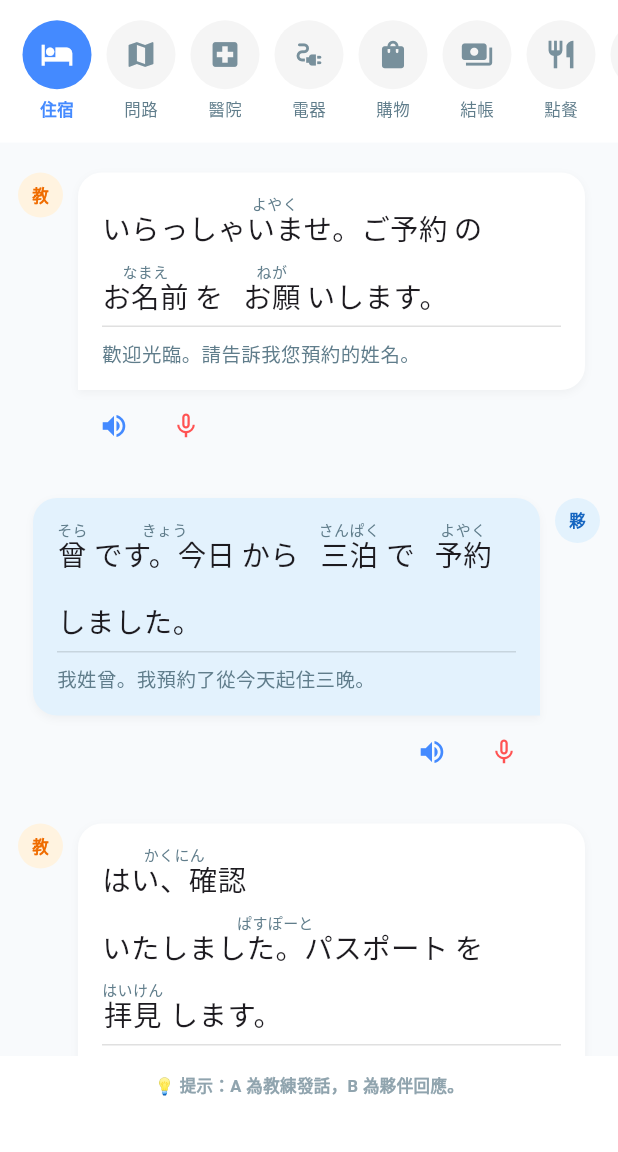
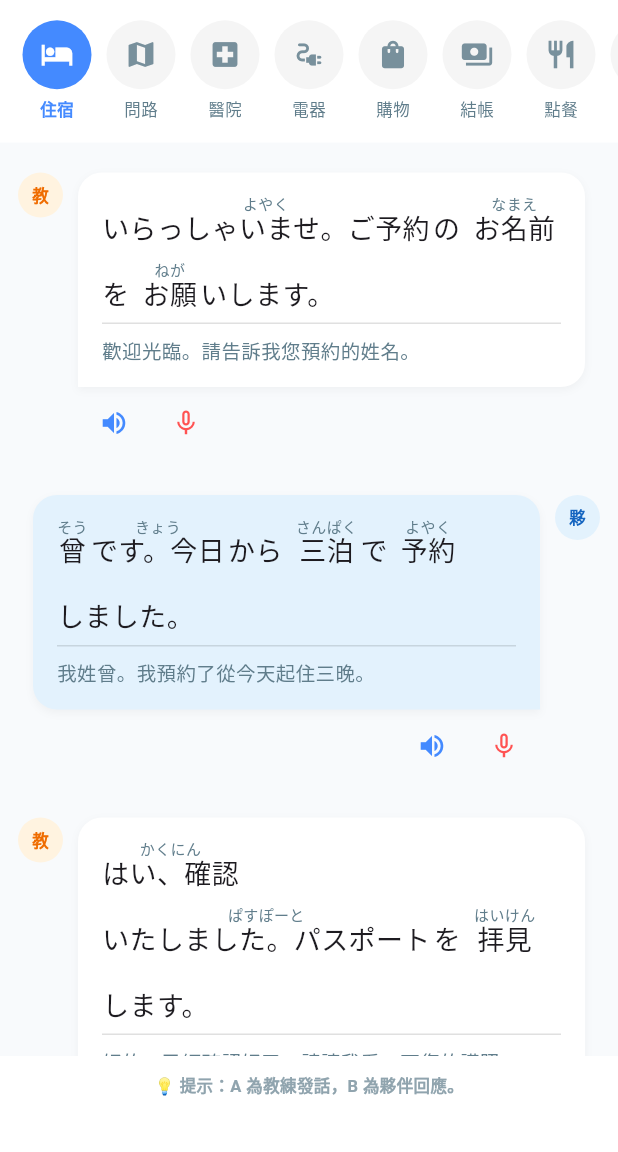
Before and after one commit to pakerm08200704-prog/SoraTalk-V2, a Flutter app: the screen it shows after launch, on a phone screen of 412 x 824 dp, the part 84-1236 px from its top. Run offline on Flutter 3.47's test engine with Material 3 defaults, Android fonts, the phone set to English and light mode, and no system bars; our stand-ins replace audioplayers, flutter_tts; missing offline and left inert: record.

Commit message:
Update: 修正 10 單元日文語法與漢字垂直對齊優化

```diff
--- a/lib/screens/chat_screen.dart
+++ b/lib/screens/chat_screen.dart
@@ -7,14 +7,14 @@ import 'package:record/record.dart';
 
 void main() => runApp(const MaterialApp(debugShowCheckedModeBanner: false, home: ChatScreen()));
 
-// --- 10 大題庫：內容高度完整，文法校正版 ---
+// --- 夥伴精校版 10 大題庫資料 ---
 final Map<String, List<Map<String, List<Map<String, String>>>>> dialogueData = {
   '🏨 住宿': [{'lines': [
     {'role': 'A', 'japanese': 'いらっしゃいませ。ご予約[よやく]の お名前[なまえ]を お願[ねが]いします。', 'chinese': '歡迎光臨。請告訴我您預約的姓名。'},
-    {'role': 'B', 'japanese': '曾[そら]です。今日[きょう]から 三泊[さんぱく]で 予約[よやく]しました。', 'chinese': '我姓曾。我預約了從今天起住三晚。'},
+    {'role': 'B', 'japanese': '曾[そう]です。今日[きょう]から 三泊[さんぱく]で 予約[よやく]しました。', 'chinese': '我姓曾。我預約了從今天起住三晚。'},
     {'role': 'A', 'japanese': 'はい、確認[かくにん]いたしました。パスポート[ぱすぽーと]を 拝見[はいけん]します。', 'chinese': '好的，已經確認好了。請讓我看一下您的護照。'},
     {'role': 'B', 'japanese': 'はい、どうぞ。Wi-Fi[わいふぁい]の パスワード[ぱすわーど]は どこに ありますか。', 'chinese': '好的，請。請問 Wi-Fi 密碼在哪裡呢？'},
-    {'role': 'A', 'japanese': 'お部屋[へや]の カードキー[かーどきー]に 書[か]いて あります。ごゆっくり どうぞ。', 'chinese': '寫在房間的房卡上。請慢用。'},
+    {'role': 'A', 'japanese': 'お部屋[おへや]の カードキー[かーどきー]に 書[か]いて あります。ごゆっくり どうぞ。', 'chinese': '寫在房間的房卡上。請慢用。'},
   ]}],
   '📍 問路': [{'lines': [
     {'role': 'A', 'japanese': 'こんにちは。何[なに]か お困[こま]りですか。', 'chinese': '妳好。有什麼困難嗎？'},
@@ -27,7 +27,7 @@ final Map<String, List<Map<String, List<Map<String, String>>>>> dialogueData = {
     {'role': 'A', 'japanese': 'どうしましたか。どこが 痛[いた]いですか。', 'chinese': '怎麼了呢？哪裡不舒服呢？'},
     {'role': 'B', 'japanese': '昨日[きのう]から 熱[ねつ]が あって、喉[のど]も 痛[いた]いです。', 'chinese': '從昨天開始發燒，喉嚨也很痛。'},
     {'role': 'A', 'japanese': 'そうですか。検査[けんさ]を しましょう。', 'chinese': '這樣啊。我們來做一下檢查吧。'},
-    {'role': 'B', 'japanese': 'はい、お願[ねが]いします。強[つよ]い 薬[くすり]は 飲[の]みたくないです。', 'chinese': '好的，拜託了。我不想吃太強的藥。'},
+    {'role': 'B', 'japanese': 'はい、お願[ね加]いします。強[つよ]い 藥[くすり]は 飲[の]みたくないです。', 'chinese': '好的，拜託了。我不想吃太強的藥。'},
     {'role': 'A', 'japanese': 'わかりました。弱[よわ]い 薬[くすり]を 出[だ]しますね。お大事[だいじ]に。', 'chinese': '明白了。我開比較溫和的藥給你。請保重。'},
   ]}],
   '⚡ 電器': [{'lines': [
@@ -47,7 +47,7 @@ final Map<String, List<Map<String, List<Map<String, String>>>>> dialogueData = {
   '💳 結帳': [{'lines': [
     {'role': 'A', 'japanese': 'いらっしゃいませ。お会計[かいけい]、お願[ねが]いします。', 'chinese': '歡迎光臨。麻煩結帳。'},
     {'role': 'B', 'japanese': 'はい。カード[かーど]で 払[はら]っても いいですか。', 'chinese': '好的。可以用信用卡付錢嗎？'},
-    {'role': 'A', 'japanese': 'はい、使[つか]えますよ。レシート[れしーと]は 必要[ひつよう]ですか。', 'chinese': '是的，可以使用喔。需要收據嗎？'},
+    {'role': 'A', 'japanese': 'はい、使[つか]えますよ。レシート[れしーート]は 必要[ひつよう]ですか。', 'chinese': '是的，可以使用喔。需要收據嗎？'},
     {'role': 'B', 'japanese': 'はい、お願[ねが]いします。袋[ふくろ]も 一[ひと]つ ください。', 'chinese': '是的，拜託了。也請給我一個袋子。'},
     {'role': 'A', 'japanese': '全部[ぜんぶ]で 四千五百円[よんせんごひゃくえん]です。', 'chinese': '總共是 4,500 日圓。'},
   ]}],
@@ -55,7 +55,7 @@ final Map<String, List<Map<String, List<Map<String, String>>>>> dialogueData = {
     {'role': 'A', 'japanese': 'いらっしゃいませ。ご注文[ちゅうもん]は お決[き]まりですか。', 'chinese': '歡迎光臨。請問決定好餐點了嗎？'},
     {'role': 'B', 'japanese': 'はい。ラーメン[らーめん] 二[ふた]つと 餃子[ぎょうざ]を お願[ねが]いします。', 'chinese': '是的。麻煩給我兩份拉麵和一份餃子。'},
     {'role': 'A', 'japanese': 'かしこまりました。お飲み物[のみもの]は いかがですか。', 'chinese': '我知道了。請問需要飲料嗎？'},
-    {'role': 'B', 'japanese': 'いいえ、結構[けっこう]です。お水[みず]を ください。', 'chinese': '不用了，謝謝。請給我白開水。'},
+    {'role': 'B', 'japanese': 'いいえ、結構[けっこう]です。お水[おみず]を ください。', 'chinese': '不用了，謝謝。請給我白開水。'},
   ]}],
   '✈️ 機場': [{'lines': [
     {'role': 'A', 'japanese': '次[つぎ]の 方[かた]、どうぞ。入国[にゅうこく]の 目的[もくてき]は 何[なん]ですか。', 'chinese': '下一位請。入境目的是什麼？'},
@@ -68,12 +68,12 @@ final Map<String, List<Map<String, List<Map<String, String>>>>> dialogueData = {
     {'role': 'A', 'japanese': '曾[そら]さん、昨日[きのう]の 宿題[しゅくだい]を 出[だ]して ください。', 'chinese': '曾先生，請交昨天的作業。'},
     {'role': 'B', 'japanese': '先生[せんせい]、すみません。家[いえ]に 忘[わす]れて しまいました。', 'chinese': '老師，對不起。我不小心忘在家裡了。'},
     {'role': 'A', 'japanese': '困[こま]りましたね。今日[きょう]の 午後[ごご] 持[も]って 来[き]て ください。', 'chinese': '這下麻煩了呢。請今天下午帶過來。'},
-    {'role': 'B', 'japanese': 'はい、わかりました。休み時間[やすみじかん]に 取[と]りに 帰り[かえり]ます。', 'chinese': '是的，我明白了。我休息時間回去拿。'},
+    {'role': 'B', 'japanese': 'はい、わかりました。休み時間[やすみじかん]に 取[と]りに 帰り[かえ]ります。', 'chinese': '是的，我明白了。我休息時間回去拿。'},
   ]}],
   '🏠 居家': [{'lines': [
     {'role': 'A', 'japanese': 'お帰りなさい。今日[きょう]は 仕事[しごと]が 大変[たいへん]でしたか。', 'chinese': '你回來了。今天工作很辛苦嗎？'},
-    {'role': 'B', 'japanese': 'ただいま。お腹[なか]が ぺこぺこです。晩[ばん]ご飯[ごはん]は 何[なに]ですか。', 'chinese': '我回來了。肚子好餓喔。晚餐是什麼？'},
-    {'role': 'A', 'japanese': '今日[きょう]は カレー[かれー]ですよ。もう すぐ 出來[でき]ます。', 'chinese': '今天吃咖哩喔。馬上就好了。'},
+    {'role': 'B', 'japanese': 'ただいま。お腹[おなか]が ぺこぺこです。晩[ばん]ご飯[ごはん]は 何[なに]ですか。', 'chinese': '我回來了。肚子好餓喔。晚餐是什麼？'},
+    {'role': 'A', 'japanese': '今日[きょう]は カレー[かれー]ですよ。もう すぐ 出来[でき]ます。', 'chinese': '今天吃咖哩喔。馬上就好了。'},
     {'role': 'B', 'japanese': 'やった！いい 匂[にお]いが しますね。', 'chinese': '太棒了！聞起來好香。'},
   ]}],
 };
@@ -235,11 +235,10 @@ class _ChatScreenState extends State<ChatScreen> {
                   child: Column(
                     crossAxisAlignment: CrossAxisAlignment.start,
                     children: [
-                      // 強化對齊：Wrap 內加入 CrossAxisAlignment.start
                       Wrap(
-                        runSpacing: 12,
-                        spacing: 4,
-                        crossAxisAlignment: WrapCrossAlignment.start,
+                        runSpacing: 12, // 增加行距，讓換行更清晰
+                        spacing: 2,
+                        crossAxisAlignment: WrapCrossAlignment.end, // 確保所有字體底邊對齊
                         children: _buildCustomRuby(line.japanese)
                       ),
                       const Padding(padding: EdgeInsets.symmetric(vertical: 8), child: Divider(height: 1, color: Colors.black12)),
@@ -264,37 +263,41 @@ class _ChatScreenState extends State<ChatScreen> {
     );
   }
 
-  // --- 關鍵對齊修正：使用 IntrinsicWidth 鎖定寬度 ---
+  // --- 解決對齊的核心邏輯 ---
   List<Widget> _buildCustomRuby(String text) {
+    // 正則表達式：捕捉 漢字[注音]、普通字符、或空格
     final RegExp reg = RegExp(r'([^\[\]\s]+)\[([^\[\]]+)\]|(\S+)|(\s+)');
     List<Widget> widgets = [];
     for (var m in reg.allMatches(text)) {
       if (m.group(1) != null) {
+        // [有注音]
         widgets.add(
-          IntrinsicWidth( // 鎖定容器寬度為子組件中最大者（漢字或假名）
+          IntrinsicWidth(
             child: Column(
               mainAxisSize: MainAxisSize.min,
               children: [
-                Text(m.group(2)!, style: const TextStyle(fontSize: 10, color: Colors.blueGrey, height: 1)),
-                Text(m.group(1)!, style: const TextStyle(fontSize: 19, height: 1.2, fontWeight: FontWeight.w400)),
+                Text(m.group(2)!, style: const TextStyle(fontSize: 10, color: Colors.blueGrey, height: 1.0)),
+                Text(m.group(1)!, style: const TextStyle(fontSize: 18, height: 1.2, fontWeight: FontWeight.w400)),
               ]
             ),
           )
         );
       } else if (m.group(3) != null) {
+        // [無注音]
         widgets.add(
           IntrinsicWidth(
             child: Column(
               mainAxisSize: MainAxisSize.min,
               children: [
-                const Text('', style: TextStyle(fontSize: 10, height: 1)),
-                Text(m.group(3)!, style: const TextStyle(fontSize: 19, height: 1.2)),
+                const Text('', style: TextStyle(fontSize: 10, height: 1.0)), // 關鍵：加入空佔位確保高度統一
+                Text(m.group(3)!, style: const TextStyle(fontSize: 18, height: 1.2)),
               ]
             ),
           )
         );
       } else if (m.group(4) != null) {
-        widgets.add(const Text(' ', style: TextStyle(fontSize: 19)));
+        // 空格處理
+        widgets.add(const Text(' ', style: TextStyle(fontSize: 18)));
       }
     }
     return widgets;
@@ -312,5 +315,5 @@ class _ChatScreenState extends State<ChatScreen> {
   void dispose() { _tts.stop(); _rec.dispose(); _play.dispose(); super.dispose(); }
 }
 
-class _DialogueBlock { final String id; final String? category; final List<_DialogueLine> lines; _DialogueBlock({required this.id, this.category, required this.lines}); }
+class _DialogueBlock { final String id; final String category; final List<_DialogueLine> lines; _DialogueBlock({required this.id, required this.category, required this.lines}); }
 class _DialogueLine { final String role; final String japanese; final String chinese; _DialogueLine({required this.role, required this.japanese, required this.chinese}); }
```
